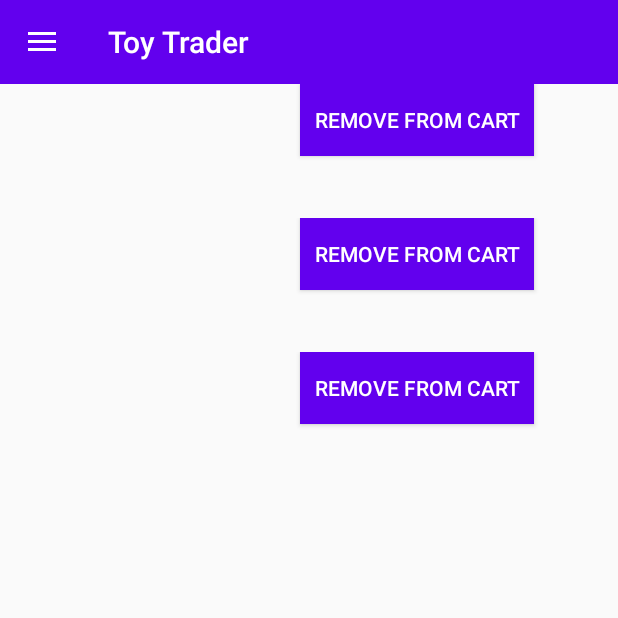
After one commit to arselan95/Toy-Trader-Android-Application, an Android app: the CartActivity screen opened directly, with no data from a screen before it, on a phone screen of 412 x 824 dp, the top half of it. The commit adds this screen. Run offline under Robolectric (Android 15) with nearby library versions, the phone set to English and light mode, and no system bars.

Commit message:
shared pref updated , cart updated

```diff
--- a/ToyTrader/app/src/main/AndroidManifest.xml
+++ b/ToyTrader/app/src/main/AndroidManifest.xml
@@ -1,7 +1,6 @@
 <?xml version="1.0" encoding="utf-8"?>
 <manifest xmlns:android="http://schemas.android.com/apk/res/android"
     package="com.example.toytrader">
-
 
 
     <application
@@ -12,6 +11,14 @@
         android:supportsRtl="true"
         android:theme="@style/AppTheme">
 
+        <activity
+            android:name=".CartActivity">
+            <intent-filter>
+                <action android:name=".CartActivity" />
+
+                <category android:name="android.intent.category.DEFAULT" />
+            </intent-filter>
+        </activity>
         <activity android:name=".CategoryView">
             <intent-filter>
                 <action android:name=".CategoryView" />
--- /dev/null
+++ b/ToyTrader/app/src/main/java/com/example/toytrader/CartActivity.java
@@ -0,0 +1,78 @@
+package com.example.toytrader;
+
+import android.content.SharedPreferences;
+import android.os.Bundle;
+import android.preference.PreferenceManager;
+import android.view.MenuItem;
+import android.widget.TextView;
+
+import androidx.annotation.NonNull;
+import androidx.appcompat.app.ActionBarDrawerToggle;
+import androidx.appcompat.app.AppCompatActivity;
+import androidx.appcompat.widget.Toolbar;
+import androidx.drawerlayout.widget.DrawerLayout;
+import androidx.recyclerview.widget.LinearLayoutManager;
+import androidx.recyclerview.widget.RecyclerView;
+
+import com.google.android.material.navigation.NavigationView;
+
+import java.util.ArrayList;
+
+public class CartActivity extends AppCompatActivity implements NavigationView.OnNavigationItemSelectedListener {
+
+    private DrawerLayout drawer;
+    ArrayList<String> carttoys;
+    RecyclerView recyclerView;
+    RecyclerView.LayoutManager layoutManager;
+    RecyclerView.Adapter adapter;
+
+    @Override
+    protected void onCreate(Bundle savedInstanceState) {
+        super.onCreate(savedInstanceState);
+        setContentView(R.layout.activity_cart);
+
+        Toolbar toolbar = findViewById(R.id.action_bar);
+        setSupportActionBar(toolbar);
+
+        drawer = findViewById(R.id.drawer_layout);
+        NavigationView navigationView =  findViewById(R.id.nav_view);
+        navigationView.setNavigationItemSelectedListener(this);
+        ActionBarDrawerToggle toggle = new ActionBarDrawerToggle(this, drawer, toolbar,
+                R.string.navigation_drawer_open, R.string.navigation_drawer_close);
+        drawer.addDrawerListener(toggle);
+        toggle.syncState();
+
+        recyclerView=(RecyclerView) findViewById(R.id.cartrecycler_view);
+
+
+
+        SharedPreferences preferences = PreferenceManager.getDefaultSharedPreferences(this);
+        String nam = preferences.getString("name", "");
+        String cat = preferences.getString("category", "");
+        String loc = preferences.getString("location", "");
+
+        System.out.println(nam);
+        System.out.println(cat);
+        System.out.println(loc);
+
+        System.out.println(nam);
+        System.out.println(cat);
+        System.out.println(loc);
+
+        carttoys=new ArrayList<String>();
+        carttoys.add(nam);
+        carttoys.add(cat);
+        carttoys.add(loc);
+
+        layoutManager=new LinearLayoutManager(this);
+        adapter=new CartAdapter(carttoys);
+        recyclerView.setLayoutManager(layoutManager);
+        recyclerView.setAdapter(adapter);
+
+    }
+
+    @Override
+    public boolean onNavigationItemSelected(@NonNull MenuItem menuItem) {
+        return false;
+    }
+}
--- /dev/null
+++ b/ToyTrader/app/src/main/java/com/example/toytrader/CartAdapter.java
@@ -0,0 +1,58 @@
+package com.example.toytrader;
+
+import android.view.LayoutInflater;
+import android.view.View;
+import android.view.ViewGroup;
+import android.widget.TextView;
+
+import androidx.recyclerview.widget.RecyclerView;
+
+import java.util.ArrayList;
+
+public class CartAdapter extends RecyclerView.Adapter<CartAdapter.ViewHolder>{
+
+
+    ArrayList<String> s;
+    public CartAdapter(ArrayList<String> temp) {
+        s=temp;
+    }
+
+
+
+    @Override
+    public CartAdapter.ViewHolder onCreateViewHolder( ViewGroup parent, int viewType) {
+        View view = LayoutInflater.from(parent.getContext()).inflate(R.layout.cartrow,parent,false);
+        return new ViewHolder(view);
+    }
+
+    @Override
+    public void onBindViewHolder( CartAdapter.ViewHolder holder, int position) {
+        holder.name.setText(s.get(position));
+        holder.price.setText(s.get(position));
+        holder.location.setText(s.get(position));
+
+    }
+
+    @Override
+    public int getItemCount() {
+        return s.size();
+    }
+
+    public class ViewHolder extends RecyclerView.ViewHolder
+    {
+
+        public TextView name;
+        public TextView price;
+        public TextView location;
+
+        public ViewHolder(View itemView)
+        {
+            super(itemView);
+            name= itemView.findViewById(R.id.cart_toyname);
+            price=itemView.findViewById(R.id.cart_toyprice);
+            location=itemView.findViewById(R.id.cart_toylocation);
+        }
+
+    }
+
+}
--- a/ToyTrader/app/src/main/java/com/example/toytrader/CategoryView.java
+++ b/ToyTrader/app/src/main/java/com/example/toytrader/CategoryView.java
@@ -134,12 +134,18 @@ public class CategoryView extends AppCompatActivity implements NavigationView.On
                 startActivity(intent2);
                 break;
 
+            case R.id.nav_cart:
+                intent = new Intent(this, CartActivity.class);
+                startActivity(intent);
+                break;
+
             case R.id.nav_logout:
                 FirebaseHelper.getInstance().cleanUpForLogout();
                 intent = new Intent(this, MainActivity.class);
                 startActivity(intent);
                 this.finish();
                 break;
+
         }
         drawer.closeDrawer(GravityCompat.START);
         return true;
--- a/ToyTrader/app/src/main/java/com/example/toytrader/MainAdapter.java
+++ b/ToyTrader/app/src/main/java/com/example/toytrader/MainAdapter.java
@@ -27,6 +27,7 @@ public class MainAdapter extends RecyclerView.Adapter<MainAdapter.ViewHolder>{
     @Override
     public void onBindViewHolder( MainAdapter.ViewHolder holder, int position) {
         holder.name.setText(s.get(position));
+
     }
 
     @Override
@@ -36,12 +37,14 @@ public class MainAdapter extends RecyclerView.Adapter<MainAdapter.ViewHolder>{
     public class ViewHolder extends RecyclerView.ViewHolder
     {
 
+
         public TextView name;
 
         public ViewHolder(View itemView)
         {
             super(itemView);
             name= itemView.findViewById(R.id.category_toyname);
+
         }
 
     }
--- a/ToyTrader/app/src/main/java/com/example/toytrader/ToyView.java
+++ b/ToyTrader/app/src/main/java/com/example/toytrader/ToyView.java
@@ -1,7 +1,10 @@
 package com.example.toytrader;
 
+import android.content.Context;
 import android.content.Intent;
+import android.content.SharedPreferences;
 import android.os.Bundle;
+import android.preference.PreferenceManager;
 import android.view.Menu;
 import android.view.MenuInflater;
 import android.view.MenuItem;
@@ -29,6 +32,8 @@ public class ToyView extends AppCompatActivity implements NavigationView.OnNavig
     TextView tiscost;
     TextView tislocation;
     private Button addcart;
+
+
 
 
     @Override
@@ -124,6 +129,17 @@ public class ToyView extends AppCompatActivity implements NavigationView.OnNavig
 
        REFRESH THIS PAGE
          */
+
+        SharedPreferences preferences = PreferenceManager.getDefaultSharedPreferences(this);
+        SharedPreferences.Editor editor = preferences.edit();
+        editor.putString("name",tisname.getText().toString());
+        editor.putString("category",tiscategory.getText().toString());
+        editor.putString("description",tisdescription.getText().toString());
+        editor.putString("cost",tiscost.getText().toString());
+        editor.putString("location",tislocation.getText().toString());
+        editor.apply();
+
+
         addcart =(Button)v.findViewById(R.id.addtocartbutton);
         addcart.setOnClickListener(new View.OnClickListener() {
             @Override
--- a/ToyTrader/app/src/main/java/com/example/toytrader/UserHomeActivity.java
+++ b/ToyTrader/app/src/main/java/com/example/toytrader/UserHomeActivity.java
@@ -80,6 +80,11 @@ public class UserHomeActivity extends AppCompatActivity implements NavigationVie
             case R.id.nav_profile:
                 Intent intent2 = new Intent(this, ProfileActivity.class);
                 startActivity(intent2);
+                break;
+
+            case R.id.nav_cart:
+                intent = new Intent(this, CartActivity.class);
+                startActivity(intent);
                 break;
 
             case R.id.nav_logout:
--- /dev/null
+++ b/ToyTrader/app/src/main/res/layout/activity_cart.xml
@@ -0,0 +1,46 @@
+<?xml version="1.0" encoding="utf-8"?>
+<androidx.drawerlayout.widget.DrawerLayout xmlns:android="http://schemas.android.com/apk/res/android"
+    xmlns:app="http://schemas.android.com/apk/res-auto"
+    xmlns:tools="http://schemas.android.com/tools"
+    android:layout_width="match_parent"
+    android:layout_height="match_parent"
+    android:id="@+id/drawer_layout"
+    tools:context=".CartActivity"
+    tools:fitsSystemWindows="true"
+    tools:openDrawer="start">
+
+    <LinearLayout
+        android:layout_width="match_parent"
+        android:layout_height="match_parent"
+        android:orientation="vertical">
+
+        <include
+            android:id="@+id/action_bar"
+            layout="@layout/action_bar"></include>
+
+        <FrameLayout
+            android:id="@+id/cart_fragment_container"
+            android:layout_width="match_parent"
+            android:layout_height="match_parent">
+
+
+                <androidx.recyclerview.widget.RecyclerView
+                    android:id="@+id/cartrecycler_view"
+                    android:layout_height="match_parent"
+                    android:layout_width="match_parent"
+                    app:layoutManager="LinearLayoutManager"
+                    />
+
+
+        </FrameLayout>
+    </LinearLayout>
+    <com.google.android.material.navigation.NavigationView
+        android:id="@+id/nav_view"
+        android:layout_width="wrap_content"
+        android:layout_height="match_parent"
+        android:layout_gravity="start"
+        app:headerLayout="@layout/nav_header"
+        app:menu="@menu/drawer_menu" />
+
+
+</androidx.drawerlayout.widget.DrawerLayout>
--- /dev/null
+++ b/ToyTrader/app/src/main/res/layout/cartrow.xml
@@ -0,0 +1,51 @@
+<?xml version="1.0" encoding="utf-8"?>
+<LinearLayout
+    xmlns:android="http://schemas.android.com/apk/res/android"
+    android:layout_width="match_parent"
+    android:layout_height="wrap_content"
+    android:orientation="horizontal">
+
+    <LinearLayout
+        android:layout_width="wrap_content"
+        android:layout_height="wrap_content"
+        android:orientation="vertical"
+        android:gravity="left">
+
+        <TextView
+            android:id="@+id/cart_toyname"
+            android:layout_width="wrap_content"
+            android:layout_height="wrap_content"
+            android:text="hello"
+            android:textSize="25sp"
+            android:textStyle="bold"/>
+
+        <TextView
+            android:id="@+id/cart_toyprice"
+            android:layout_width="wrap_content"
+            android:layout_height="wrap_content"
+            android:text="price"
+            android:textSize="20sp"
+           android:textStyle="italic"/>
+
+        <TextView
+            android:id="@+id/cart_toylocation"
+            android:layout_width="wrap_content"
+            android:layout_height="wrap_content"
+            android:text="hello"
+            android:textSize="20sp"
+            android:textStyle="italic"
+            android:textColor="@color/colorAccent"/>
+
+    </LinearLayout>
+    <Button
+        android:id="@+id/aboutbutton"
+        android:layout_width="wrap_content"
+        android:layout_height="wrap_content"
+        android:background="@color/colorPrimary"
+        android:gravity="center"
+        android:text="Remove from Cart"
+        android:textColor="@android:color/white"
+        android:layout_marginLeft="200dp"
+        android:padding="9dp"/>
+
+</LinearLayout>
--- a/ToyTrader/app/src/main/res/menu/drawer_menu.xml
+++ b/ToyTrader/app/src/main/res/menu/drawer_menu.xml
@@ -18,6 +18,9 @@
         <item android:id="@+id/nav_logout"
             android:icon="@drawable/ic_logout"
             android:title="Logout"/>
+        <item android:id="@+id/nav_cart"
+            android:icon="@drawable/electronic"
+            android:title="Cart"/>
 
     </group>
 
--- a/ToyTrader/app/src/main/res/values/strings.xml
+++ b/ToyTrader/app/src/main/res/values/strings.xml
@@ -20,4 +20,5 @@
     values-round/strings.xml for round devices.
     -->
     <string name="hello_world">Hello Square World!</string>
+    <string name="title_activity_cart">CartActivity</string>
 </resources>
```
Also changed, not shown: ToyTrader/app/src/main/res/layout/activity_toy_view.xml (+0 -13 lines).
